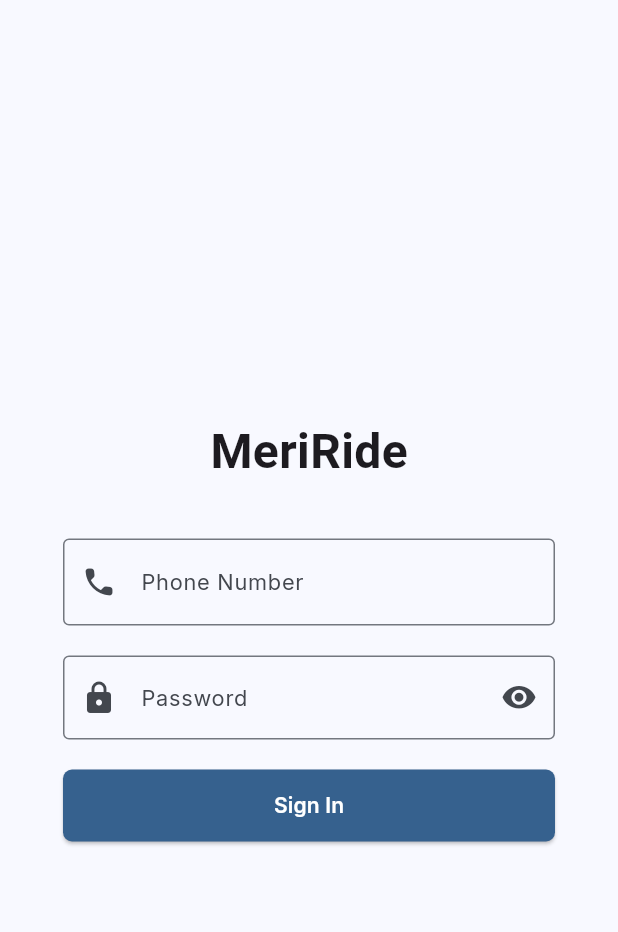
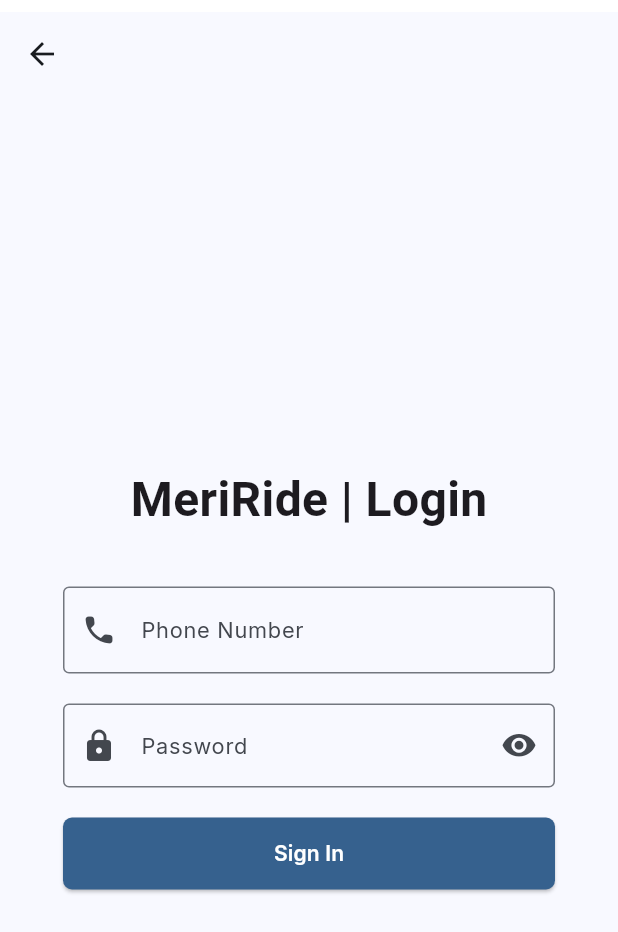
Before and after one commit to hadamard-2/MeriRide, a Flutter app: the PhoneNumLogin screen opened directly, on a phone screen of 412 x 824 dp. Shown: the top 932 px of the screen. Run offline on Flutter 3.47's test engine with Material 3 defaults, Android fonts, the phone set to English and light mode, and no system bars; our stand-ins replace country_picker, file_picker, firebase_auth, firebase_core, google_fonts; missing offline and left inert: dotted_dashed_line; accounts and stored records are empty; network calls fail.

```diff
--- a/lib/custom_drawer.dart
+++ b/lib/custom_drawer.dart
@@ -61,7 +61,7 @@
               // Navigator.pop(context);
               Navigator.push(
                 context,
-                MaterialPageRoute(builder: (context) => const CreditsPage()),
+                MaterialPageRoute(builder: (context) => CreditsPage(driver: driver)),
               );
             },
           ),
--- a/lib/driver_form_nav.dart
+++ b/lib/driver_form_nav.dart
@@ -94,7 +94,8 @@
       debugPrint('Form validation passed. Creating multipart request...');
       var request = http.MultipartRequest(
         'POST',
-        Uri.parse('http://meri-ride-server.test/api/register-driver'),
+        Uri.parse(
+            'https://906c-89-41-26-60.ngrok-free.app/api/register-driver'),
       );
 
       // Add text fields
--- a/lib/main.dart
+++ b/lib/main.dart
@@ -39,7 +39,7 @@
       //     return snapshot.hasData ? const Home() : const UserAuth();
       //   },
       // ),
-      home: const CreditsPage(),
+      home: const UserAuth(),
     );
   }
 }
--- a/lib/phone_num_login.dart
+++ b/lib/phone_num_login.dart
@@ -28,7 +28,7 @@
 
   Future<void> login() async {
     final response = await http.post(
-      Uri.parse('http://meri-ride-server.test/api/login-driver'),
+      Uri.parse('https://906c-89-41-26-60.ngrok-free.app/api/login-driver'),
       body: {
         'phone_number': '0${(phoneNumberController.text.replaceAll(' ', ''))}',
         'password': passwordController.text,
@@ -58,7 +58,10 @@
 
   @override
   Widget build(BuildContext context) {
-    return Scaffold(
+    return Padding(
+      padding: const EdgeInsets.only(top: 8),
+      child: Scaffold(
+        appBar: AppBar(),
         body: Form(
           key: formKey,
           child: Padding(
@@ -70,7 +73,7 @@
                 Padding(
                   padding: const EdgeInsets.symmetric(vertical: 15),
                   child: Text(
-                  'MeriRide',
+                    'MeriRide | Login',
                     style: GoogleFonts.titilliumWeb(
                       fontSize: 32,
                       fontWeight: FontWeight.w600,
@@ -78,7 +81,8 @@
                   ),
                 ),
                 PhoneNumTextField(phoneNumController: phoneNumberController),
-              MyPasswordField(label: 'Password', controller: passwordController),
+                MyPasswordField(
+                    label: 'Password', controller: passwordController),
                 SizedBox(
                   width: double.infinity,
                   height: 48,
@@ -107,6 +111,7 @@
             ),
           ),
         ),
+      ),
     );
   }
 }
--- a/lib/services/api_service.dart
+++ b/lib/services/api_service.dart
@@ -3,7 +3,7 @@
 import 'package:http/http.dart' as http;
 
 class ApiService {
-  final String baseUrl = 'http://meri-ride-server.test/api';
+  final String baseUrl = 'https://906c-89-41-26-60.ngrok-free.app/api';
 
   Future<List<dynamic>> getUsers() async {
     final response = await http.get(Uri.parse('$baseUrl/hello_api'));
--- a/lib/user_auth.dart
+++ b/lib/user_auth.dart
@@ -127,7 +127,7 @@
                     try {
                       final response = await http.post(
                         Uri.parse(
-                            'http://meri-ride-server.test/api/check-driver-exists'),
+                            'https://906c-89-41-26-60.ngrok-free.app/api/check-driver-exists'),
                         headers: {'Content-Type': 'application/json'},
                         body: jsonEncode({
                           'phone_number':
--- a/pubspec.yaml
+++ b/pubspec.yaml
@@ -42,6 +42,7 @@
     firebase_auth: ^5.4.0
     http: ^1.3.0
     http_parser: ^4.1.2
+    url_launcher: ^6.3.1
 
 dev_dependencies:
     flutter_test:
```
Also changed, not shown: lib/credits.dart (+55 -2 lines), pubspec.lock, 5 other files. Lines whose indentation alone changed are shown as unchanged.
